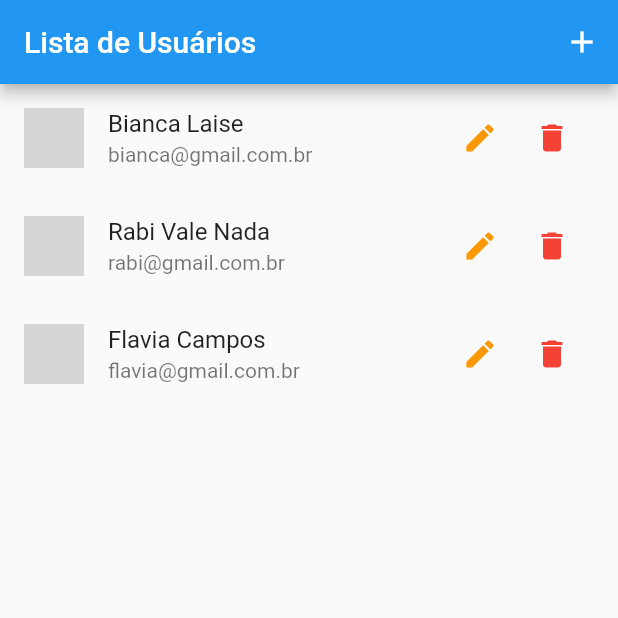
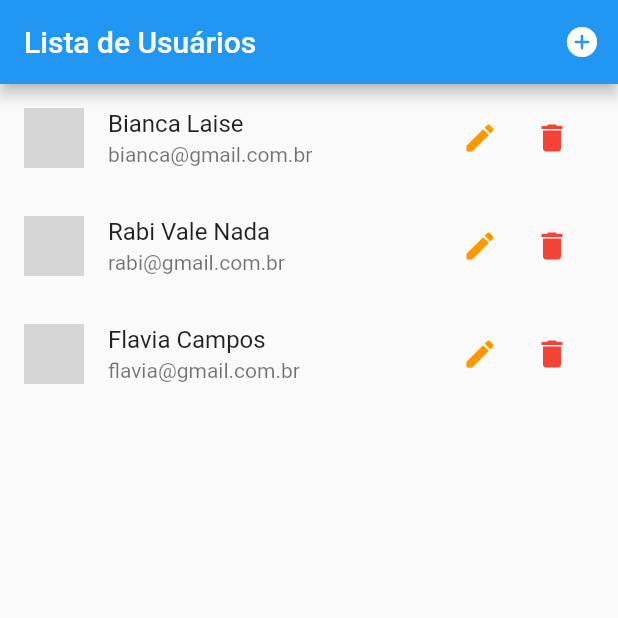
Before and after one commit to biancamdros/ListaDeUsuarios, a Flutter app: the screen it shows after launch, on a phone screen of 412 x 824 dp, the top half of it. Run offline on Flutter 3.47's test engine with Material 2 defaults, Android fonts, the phone set to English and light mode, and no system bars; network calls fail; grey boxes are pictures that could not be loaded.

Commit message:
Modificações

```diff
--- a/lib/main.dart
+++ b/lib/main.dart
@@ -1,5 +1,7 @@
 import 'package:flutter/material.dart';
+import 'package:listadeusuario/provider/users.dart';
 import 'package:listadeusuario/views/user_list.dart';
+import 'package:provider/provider.dart';
 
 void main() {
   runApp(const MyApp());
@@ -11,12 +13,20 @@ class MyApp extends StatelessWidget {
   // This widget is the root of your application.
   @override
   Widget build(BuildContext context) {
-    return MaterialApp(
-      title: 'Flutter Demo',
-      theme: ThemeData(
-        primarySwatch: Colors.blue,
+    return MultiProvider(
+      providers: [
+        ChangeNotifierProvider(
+          create: (ctx) => Users(),
+        ),
+      ],
+      child: MaterialApp(
+        title: 'Flutter Demo',
+        theme: ThemeData(
+          primarySwatch: Colors.blue,
+          visualDensity: VisualDensity.adaptivePlatformDensity,
+        ),
+        home: UserList(),
       ),
-      home: UserList(),
     );
   }
 }
--- /dev/null
+++ b/lib/provider/users.dart
@@ -0,0 +1,14 @@
+import 'package:flutter/material.dart';
+import 'package:listadeusuario/data/dummy_user.dart';
+import 'package:listadeusuario/models/user.dart';
+
+class Users with ChangeNotifier {
+  final Map<String, User> _items = {...DUMMY_USERS};
+  List<User> get all {
+    return [..._items.values];
+  }
+
+  int get count {
+    return _items.length;
+  }
+}
--- a/lib/views/user_list.dart
+++ b/lib/views/user_list.dart
@@ -1,25 +1,25 @@
 import 'package:flutter/material.dart';
 import 'package:listadeusuario/components/user_tile.dart';
-import 'package:listadeusuario/data/dummy_user.dart';
+import 'package:provider/provider.dart';
+import 'package:listadeusuario/provider/users.dart';
 
 class UserList extends StatelessWidget {
-
   @override
   Widget build(BuildContext context) {
-    const users = {...DUMMY_USERS};
+    final Users users = Provider.of(context);
     return Scaffold(
       appBar: AppBar(
         title: Text('Lista de Usuários'),
         actions: <Widget>[
           IconButton(
-            icon: Icon(Icons.add),
-            onPressed: (){},
+            onPressed: () {},
+            icon: Icon(Icons.add_circle_rounded),
           )
         ],
       ),
       body: ListView.builder(
-        itemCount: users.length,
-        itemBuilder:(ctx,i)=>UserTile(users.values.elementAt(i))),
+          itemCount: users.count,
+          itemBuilder: (ctx, i) => UserTile(users.all.elementAt(i))),
     );
   }
 }
--- a/pubspec.yaml
+++ b/pubspec.yaml
@@ -31,7 +31,7 @@ environment:
 dependencies:
   flutter:
     sdk: flutter
-
+  provider:
 
   # The following adds the Cupertino Icons font to your application.
   # Use with the CupertinoIcons class for iOS style icons.
```
Also changed, not shown: pubspec.lock.
